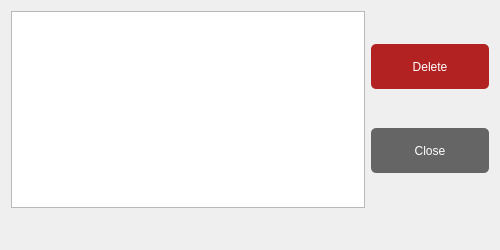
Before: the Qt Designer form GeneratedUI/uifiles/deletebooks.ui in ayushr01/Library-Management-System, drawn with Qt 5.
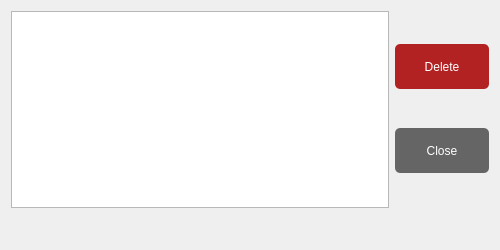
After: the same form once the commit is applied.

Commit message: Adjusted delete and issue dialog button sizes

The edit to the form file:
```diff
--- a/GeneratedUI/uifiles/deletebooks.ui
+++ b/GeneratedUI/uifiles/deletebooks.ui
@@ -27,7 +27,7 @@
   </property>
   <layout class="QVBoxLayout" name="verticalLayout_2" stretch="8,1">
    <item>
-    <layout class="QHBoxLayout" name="horizontalLayout" stretch="3,1">
+    <layout class="QHBoxLayout" name="horizontalLayout" stretch="4,1">
      <item>
       <widget class="QListWidget" name="booklist">
        <property name="editTriggers">
```
The commit also changes 5 other files.
